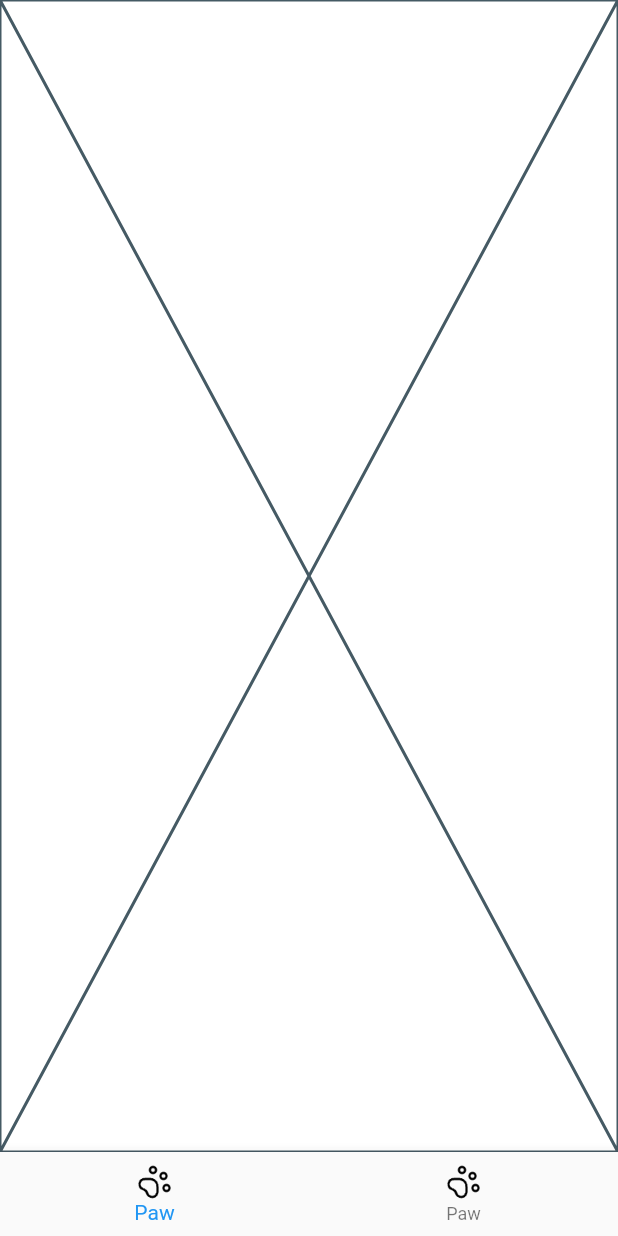
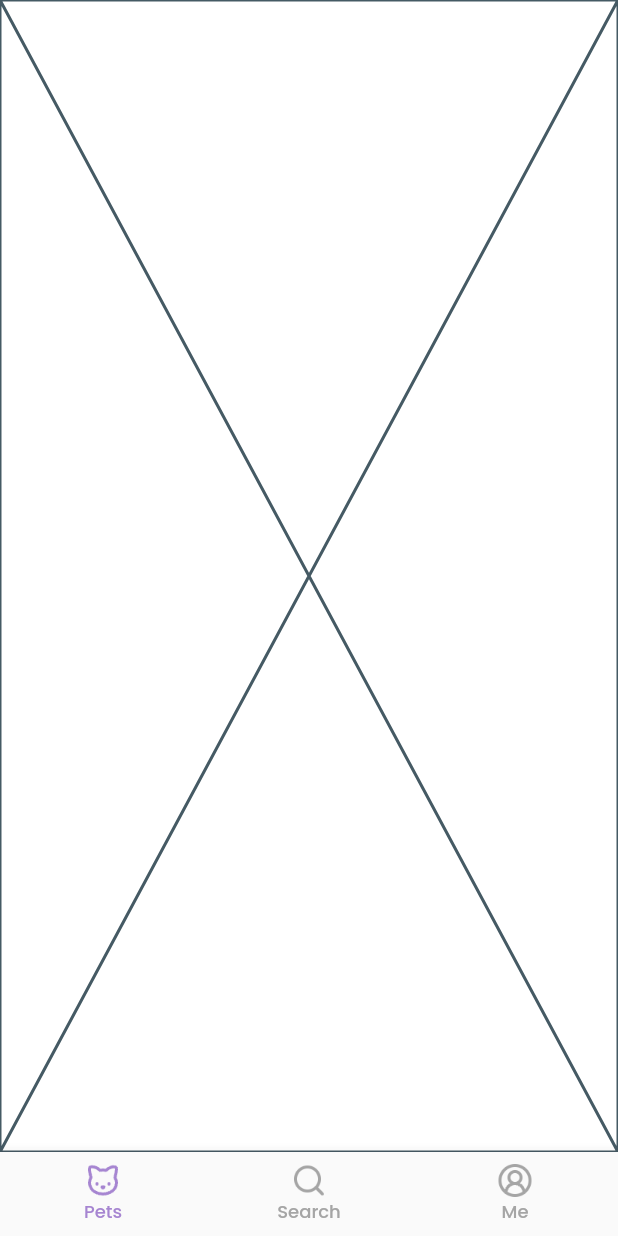
Before and after one commit to vasylieev/petshare, a Flutter app: the screen it shows after launch, on a phone screen of 412 x 824 dp. Run offline on Flutter 3.47's test engine with Material 3 defaults, Android fonts, the phone set to English and light mode, and no system bars; our stand-ins replace go_router.

Commit message:
Add all navigation bar buttons

```diff
--- a/lib/src/core/resources/app_colors.dart
+++ b/lib/src/core/resources/app_colors.dart
@@ -3,5 +3,6 @@ import 'package:flutter/material.dart';
 sealed class AppColors {
   static const white = Colors.white;
   static const black = Colors.black;
+  static const darkGrey = Color(0xFFA5A5A5);
   static const accent = Color(0xFFA685D1);
 }
--- /dev/null
+++ b/lib/src/core/resources/app_const.dart
@@ -0,0 +1,3 @@
+sealed class AppConst {
+  static String poppins = 'Poppins';
+}
--- a/lib/src/core/resources/app_icons.dart
+++ b/lib/src/core/resources/app_icons.dart
@@ -1,3 +1,6 @@
 sealed class AppIcons {
   static const paw = 'assets/icons/paw.png';
+  static const search = 'assets/icons/search.png';
+  static const circleUserRound = 'assets/icons/circle-user-round.png';
+  static const cat = 'assets/icons/cat.png';
 }
--- a/lib/src/core/resources/app_text_styles.dart
+++ b/lib/src/core/resources/app_text_styles.dart
@@ -2,16 +2,24 @@ import 'package:flutter/material.dart';
 import 'package:petshare/src/core/resources/app_colors.dart';
 
 sealed class AppTextStyles {
-  static const String _poppins = 'Poppins';
-
+  static const double _size12 = 12;
   static const double _size24 = 24;
 
   static const FontWeight _medium = FontWeight.w500;
 
   static const TextStyle size24MediumWhite = TextStyle(
-    fontFamily: _poppins,
     fontSize: _size24,
     color: AppColors.white,
     fontWeight: _medium,
   );
+  static const TextStyle size12MediumDarkGrey = TextStyle(
+    fontSize: _size12,
+    color: AppColors.darkGrey,
+    fontWeight: _medium,
+  );
+  static const TextStyle size12MediumAccent = TextStyle(
+    fontSize: _size12,
+    color: AppColors.accent,
+    fontWeight: _medium,
+  );
 }
--- a/lib/src/core/resources/themes.dart
+++ b/lib/src/core/resources/themes.dart
@@ -1,9 +1,11 @@
 import 'package:flutter/material.dart';
 import 'package:petshare/src/core/resources/app_colors.dart';
+import 'package:petshare/src/core/resources/app_const.dart';
 
 sealed class AppThemes {
   static ThemeData lightTheme = ThemeData(
     useMaterial3: false,
     scaffoldBackgroundColor: AppColors.white,
+    fontFamily: AppConst.poppins,
   );
 }
--- a/lib/src/core/utils/app_icon.dart
+++ b/lib/src/core/utils/app_icon.dart
@@ -1,14 +1,21 @@
 import 'package:flutter/material.dart';
+import 'package:petshare/src/core/resources/app_colors.dart';
 
 class AppIcon extends StatelessWidget {
-  const AppIcon(this.icon, {super.key});
+  const AppIcon(
+    this.icon, {
+    this.color = AppColors.black,
+    super.key,
+  });
 
   final String icon;
+  final Color color;
 
   @override
   Widget build(BuildContext context) {
     return Image.asset(
       icon,
+      color: color,
       scale: 2,
     );
   }
--- a/lib/src/features/dashboard/view/dashboard_screen.dart
+++ b/lib/src/features/dashboard/view/dashboard_screen.dart
@@ -16,6 +16,7 @@ class _DashboardScreenState extends State<DashboardScreen> {
   final _pages = const [
     HomeScreen(),
     SearchScreen(),
+    HomeScreen(),
   ];
 
   @override
--- a/lib/src/features/dashboard/widgets/app_navigation_bar.dart
+++ b/lib/src/features/dashboard/widgets/app_navigation_bar.dart
@@ -1,5 +1,7 @@
 import 'package:flutter/material.dart';
+import 'package:petshare/src/core/resources/app_colors.dart';
 import 'package:petshare/src/core/resources/app_icons.dart';
+import 'package:petshare/src/core/resources/app_text_styles.dart';
 import 'package:petshare/src/core/utils/app_icon.dart';
 
 class AppNavigationBar extends StatefulWidget {
@@ -27,16 +29,56 @@ class _AppNavigationBarState extends State<AppNavigationBar> {
           widget.onTap(_currentIndex);
         });
       },
+      unselectedItemColor: AppColors.darkGrey,
+      selectedItemColor: AppColors.accent,
+      selectedFontSize: 12,
+      selectedLabelStyle: AppTextStyles.size12MediumDarkGrey,
+      unselectedLabelStyle: AppTextStyles.size12MediumAccent,
       items: const [
         BottomNavigationBarItem(
-          icon: AppIcon(AppIcons.paw),
-          label: 'Paw',
+          icon: _BarItem(icon: AppIcons.cat),
+          activeIcon: _ActiveBarItem(icon: AppIcons.cat),
+          label: 'Pets',
         ),
         BottomNavigationBarItem(
-          icon: AppIcon(AppIcons.paw),
-          label: 'Paw',
+          icon: _BarItem(icon: AppIcons.search),
+          activeIcon: _ActiveBarItem(icon: AppIcons.search),
+          label: 'Search',
+        ),
+        BottomNavigationBarItem(
+          icon: _BarItem(icon: AppIcons.circleUserRound),
+          activeIcon: _ActiveBarItem(icon: AppIcons.circleUserRound),
+          label: 'Me',
         ),
       ],
     );
   }
 }
+
+class _BarItem extends StatelessWidget {
+  const _BarItem({required this.icon});
+
+  final String icon;
+
+  @override
+  Widget build(BuildContext context) {
+    return AppIcon(
+      icon,
+      color: AppColors.darkGrey,
+    );
+  }
+}
+
+class _ActiveBarItem extends StatelessWidget {
+  const _ActiveBarItem({required this.icon});
+
+  final String icon;
+
+  @override
+  Widget build(BuildContext context) {
+    return AppIcon(
+      icon,
+      color: AppColors.accent,
+    );
+  }
+}
```
Also changed, not shown: assets/icons/cat.png (added), assets/icons/circle-user-round.png (added), assets/icons/paw.png, assets/icons/search.png (added).
